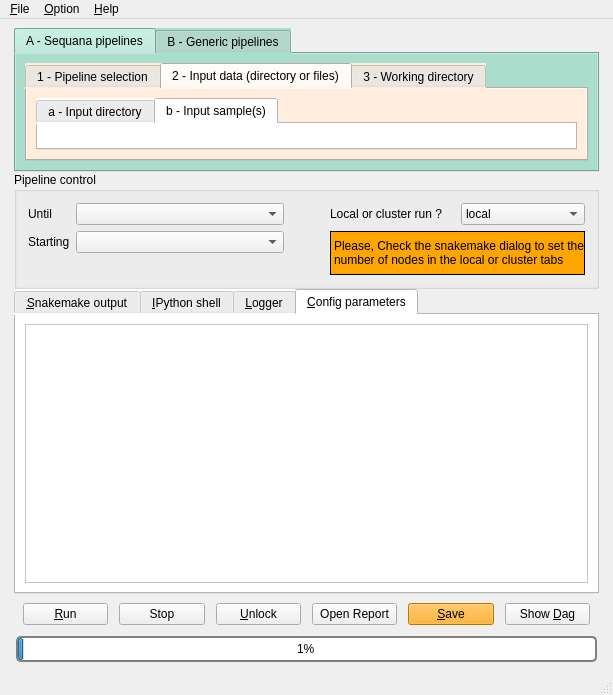
Above: sequana/gui/mainwindow.ui from vladsaveliev/sequana before the change. Below: the same form after it.
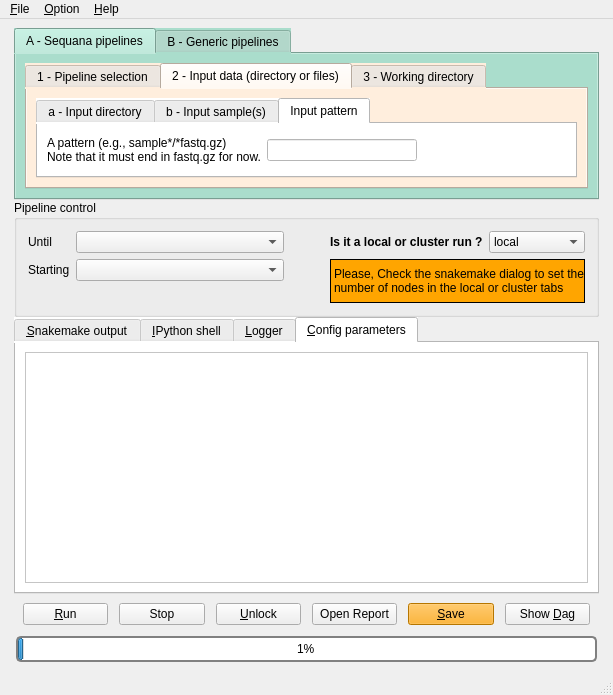
That is the form after the change. The open tabs and pages were chosen to show the change.

Commit message: update tooltips and input pattern

The edit to the form file:
```diff
--- a/sequana/gui/mainwindow.ui
+++ b/sequana/gui/mainwindow.ui
@@ -190,7 +190,7 @@
                      <string notr="true">background-color:white</string>
                     </property>
                     <property name="currentIndex">
-                     <number>1</number>
+                     <number>2</number>
                     </property>
                     <widget class="QWidget" name="tab_4">
                      <attribute name="title">
@@ -212,6 +212,40 @@
                       </item>
                      </layout>
                     </widget>
+                    <widget class="QWidget" name="tab_2">
+                     <attribute name="title">
+                      <string>Input pattern</string>
+                     </attribute>
+                     <layout class="QGridLayout" name="gridLayout_16">
+                      <item row="0" column="0">
+                       <layout class="QHBoxLayout" name="layout_sequana_input_pattern">
+                        <item>
+                         <widget class="QLabel" name="label_5">
+                          <property name="text">
+                           <string>&lt;html&gt;&lt;head/&gt;&lt;body&gt;&lt;p&gt;A pattern (e.g., sample*/*fastq.gz) &lt;br/&gt;Note that it must end in fastq.gz for now.&lt;/p&gt;&lt;/body&gt;&lt;/html&gt;</string>
+                          </property>
+                         </widget>
+                        </item>
+                        <item>
+                         <widget class="QLineEdit" name="lineEdit"/>
+                        </item>
+                        <item>
+                         <spacer name="horizontalSpacer_2">
+                          <property name="orientation">
+                           <enum>Qt::Horizontal</enum>
+                          </property>
+                          <property name="sizeHint" stdset="0">
+                           <size>
+                            <width>40</width>
+                            <height>20</height>
+                           </size>
+                          </property>
+                         </spacer>
+                        </item>
+                       </layout>
+                      </item>
+                     </layout>
+                    </widget>
                    </widget>
                   </item>
                  </layout>
@@ -388,7 +422,7 @@
                <item>
                 <widget class="QLabel" name="label_3">
                  <property name="text">
-                  <string>Local or cluster run ?</string>
+                  <string>&lt;b&gt;Is it a local or cluster run ?&lt;/b&gt;</string>
                  </property>
                 </widget>
                </item>
@@ -584,7 +618,7 @@
                <x>0</x>
                <y>0</y>
                <width>561</width>
-               <height>227</height>
+               <height>213</height>
               </rect>
              </property>
             </widget>
```
Left out of the diff: 31 changed lines with no effect on the pictures. The commit also changes 4 other files.
